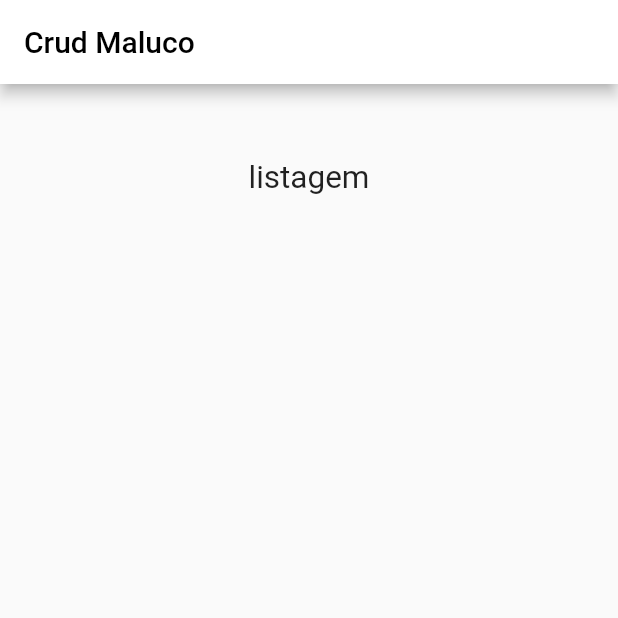
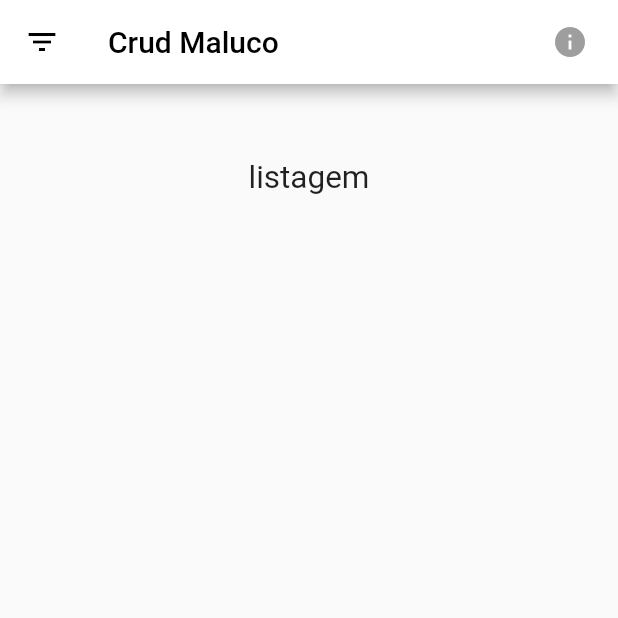
Before and after one commit to LucasPitol/CrudMaluco, a Flutter app: the screen it shows after launch, on a phone screen of 412 x 824 dp, the top half of it. Run offline on Flutter 3.47's test engine with Material 2 defaults, Android fonts, the phone set to English and light mode, and no system bars; Roboto replaces fonts that are missing (RobotoMono).

Commit message:
CD-DEV-5 tarefa 3 Progress

```diff
--- a/flutterApp/crud_maluco_app/lib/main.dart
+++ b/flutterApp/crud_maluco_app/lib/main.dart
@@ -21,6 +21,27 @@ class _CDState extends State<MyApp> {
             'Crud Maluco',
             style: TextStyle(color: Colors.black),
           ),
+          leading: GestureDetector(
+            onTap: () {},
+            child: Icon(
+              Icons.filter_list,
+              color: Colors.black,
+            ),
+          ),
+          actions: <Widget>[
+            Padding(
+              padding: EdgeInsets.only(
+                right: 20,
+              ),
+              child: GestureDetector(
+                onTap: () {},
+                child: Icon(
+                  Icons.info,
+                  color: Colors.grey,
+                ),
+              ),
+            ),
+          ],
         ),
         body: Column(
           children: [
```
